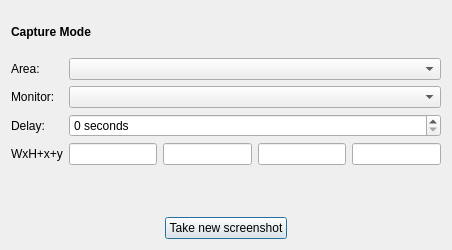
The window that src/widgets/capturelauncher.ui (flameshot-org/flameshot) describes before a commit, drawn with Qt 5.
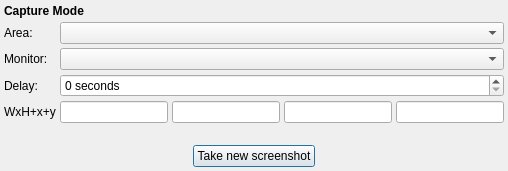
The same window after the commit.

Commit message: Hide monitor selection in launcher when only one screen is connected and make launcher UI more compact (#4569)

```diff
--- a/src/widgets/capturelauncher.ui
+++ b/src/widgets/capturelauncher.ui
@@ -6,16 +6,21 @@
    <rect>
     <x>0</x>
     <y>0</y>
-    <width>452</width>
-    <height>250</height>
+    <width>0</width>
+    <height>0</height>
    </rect>
   </property>
   <property name="windowTitle">
    <string>Capture Launcher</string>
   </property>
   <layout class="QHBoxLayout" name="horizontalLayout_4">
+   <property name="leftMargin"><number>4</number></property>
+   <property name="topMargin"><number>4</number></property>
+   <property name="rightMargin"><number>4</number></property>
+   <property name="bottomMargin"><number>4</number></property>
    <item>
     <layout class="QVBoxLayout" name="verticalLayout_2">
+     <property name="spacing"><number>4</number></property>
      <item>
       <widget class="QLabel" name="modeLabel">
        <property name="font">
@@ -45,6 +50,9 @@
        </item>
        <item row="1" column="1">
         <widget class="QComboBox" name="captureType">
+         <property name="sizeAdjustPolicy">
+          <enum>QComboBox::SizeAdjustPolicy::AdjustToContents</enum>
+         </property>
          <property name="currentText">
           <string/>
          </property>
```
The commit also changes 1 other file.
